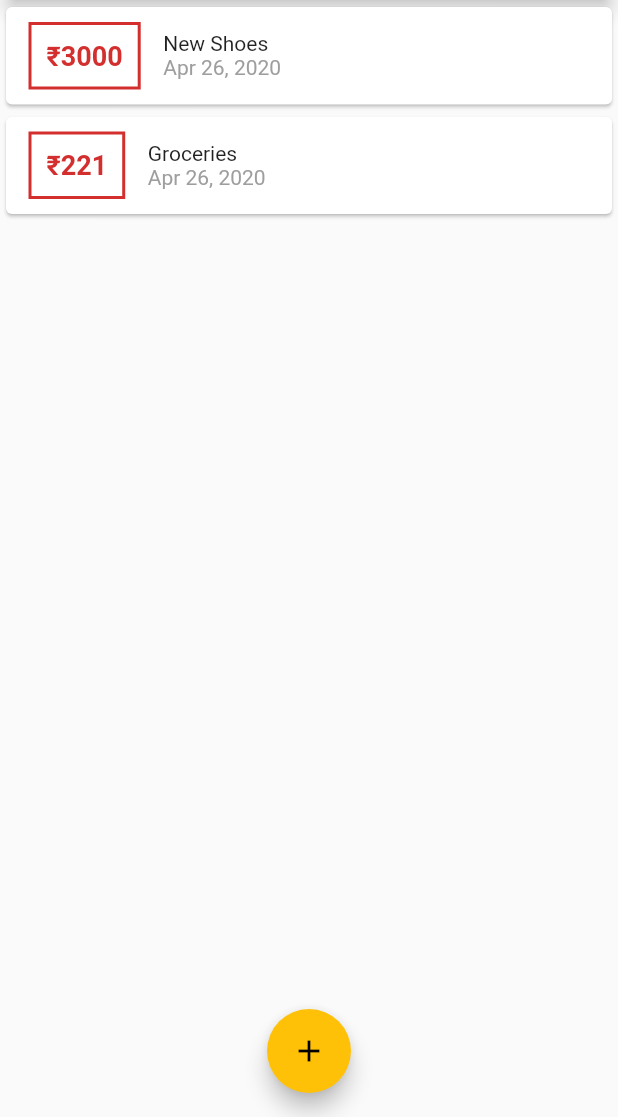
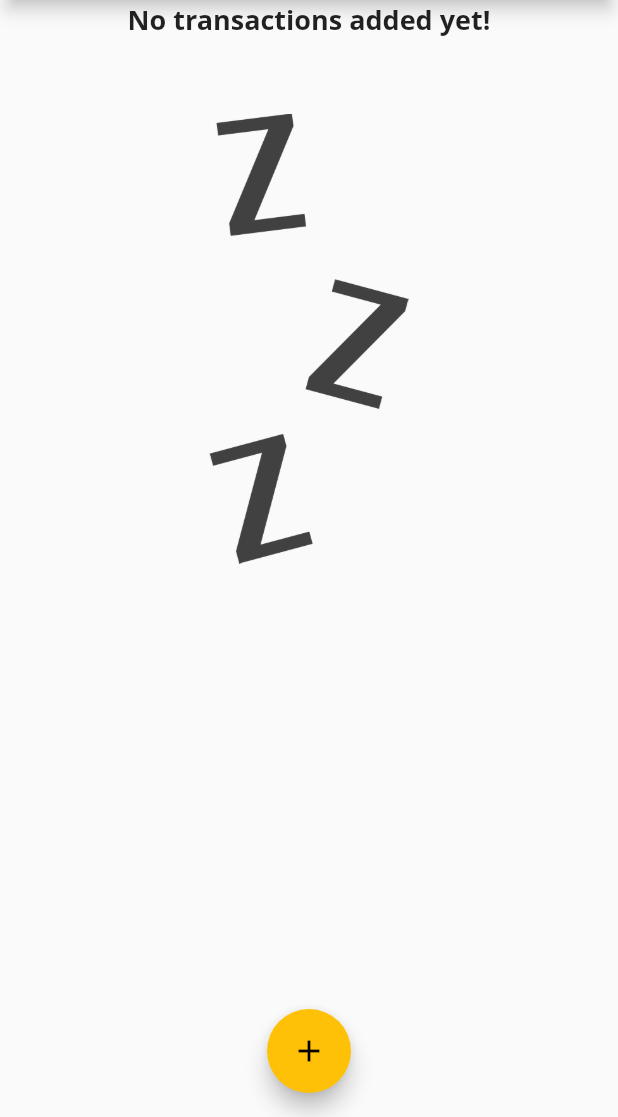
Before and after one commit to aashirsaroya/BudgetWise-Smart-Expense-Tracker, a Flutter app: the screen it shows after launch, on a phone screen of 412 x 824 dp, the part 119-1236 px from its top. Run offline on Flutter 3.47's test engine with Material 2 defaults, Android fonts, the phone set to English and light mode, and no system bars; Roboto replaces fonts that are missing (Open Sans).

Commit message:
Added No transaction image

```diff
--- a/personal_expenses/lib/main.dart
+++ b/personal_expenses/lib/main.dart
@@ -38,8 +38,8 @@ class MyHomePage extends StatefulWidget {
 
 class _MyHomePageState extends State<MyHomePage> {
   final List<Transaction> _userTransaction = [
-    Transaction(id: 't1',title: 'New Shoes',amount:3000.0,date: DateTime.now() ),
-    Transaction(id: 't2',title: 'Groceries',amount: 220.50,date: DateTime.now())
+    //Transaction(id: 't1',title: 'New Shoes',amount:3000.0,date: DateTime.now() ),
+    //Transaction(id: 't2',title: 'Groceries',amount: 220.50,date: DateTime.now())
   ];
   void _addNewTransaction(String txTitle,double txAmount) {
     final newTx = Transaction(
--- a/personal_expenses/lib/widgets/transaction_list.dart
+++ b/personal_expenses/lib/widgets/transaction_list.dart
@@ -6,7 +6,20 @@ final List<Transaction> transactions;
 TransactionList(this.transactions);
   @override
   Widget build(BuildContext context) {
-    return  Column(
+    return transactions.isEmpty ? Column(
+      children: <Widget>[
+        Text('No transactions added yet!',style:  Theme.of(context).textTheme.title,),
+        SizedBox(
+          height: 50,
+        ),
+        Container(
+          height: 300,
+            child: Image.asset('assets/images/waiting.png',
+            fit: BoxFit.cover,
+            )
+        ),
+      ],
+    ) : Column(
       children: transactions.map((tx){
         return Card(
           child: Row(
--- a/personal_expenses/pubspec.yaml
+++ b/personal_expenses/pubspec.yaml
@@ -42,7 +42,8 @@ flutter:
   uses-material-design: true
 
   # To add assets to your application, add an assets section, like this:
-  # assets:
+  assets:
+     - assets/images/waiting.png
   #  - images/a_dot_burr.jpeg
   #  - images/a_dot_ham.jpeg
 
```
Also changed, not shown: personal_expenses/assets/images/waiting.png (added).
